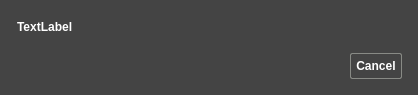
Old version of the form ApolloExplorerPC/dialogdelete.ui in the repository ronybeck/ApolloExplorer.
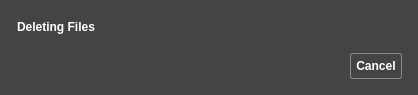
New version of the form.

Diff of the .ui file:
```diff
--- a/ApolloExplorerPC/dialogdelete.ui
+++ b/ApolloExplorerPC/dialogdelete.ui
@@ -71,7 +71,7 @@
    <item>
     <widget class="QLabel" name="label">
      <property name="text">
-      <string>TextLabel</string>
+      <string>Deleting Files</string>
      </property>
     </widget>
    </item>
```
